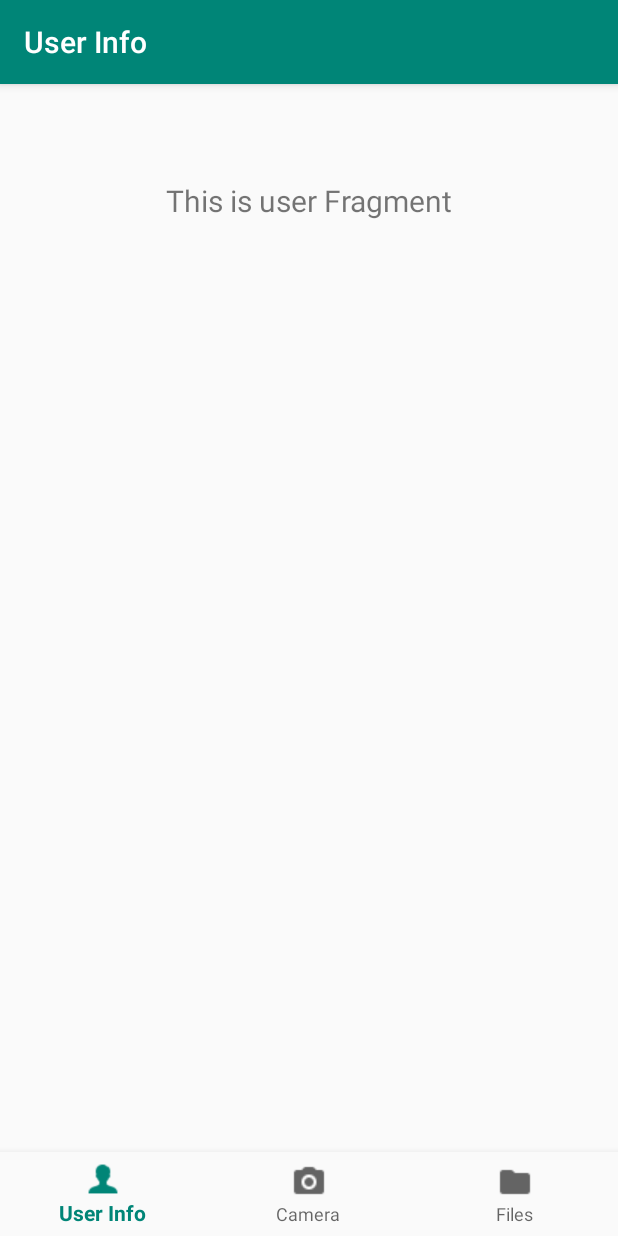
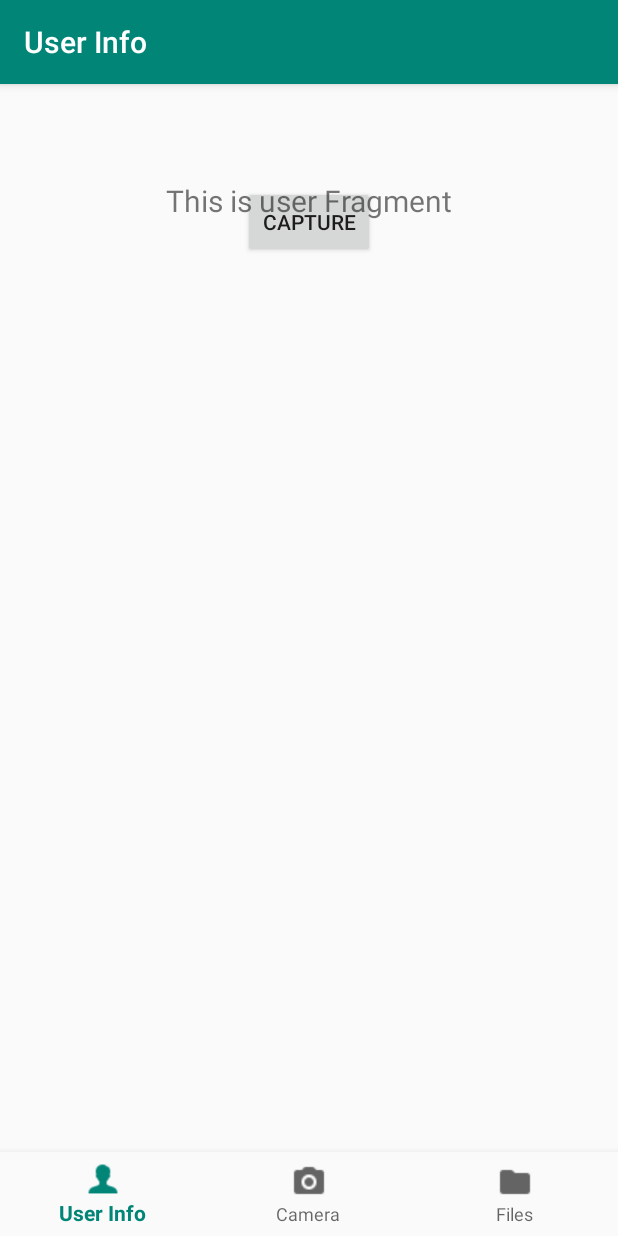
Before and after one commit to maxorozco213/Notely, an Android app: the screen it shows after launch (MainActivity), on a phone screen of 412 x 824 dp. Run offline under Robolectric (Android 15) with nearby library versions, the phone set to English and light mode, and no system bars; our stand-ins replace data binding, navigation-ui.

Commit message:
camera test using capture button

```diff
--- a/app/src/main/res/layout/activity_main.xml
+++ b/app/src/main/res/layout/activity_main.xml
@@ -9,7 +9,22 @@
         android:paddingTop="?attr/actionBarSize"
         tools:context=".MainActivity">
 
+        <LinearLayout
+            android:layout_centerInParent="true"
+            android:orientation="vertical"
+            android:layout_width="match_parent"
+            android:layout_height="wrap_content">
 
+
+            <Button
+                android:id="@+id/btn_capture"
+                android:text="Capture"
+                android:layout_marginTop="12dp"
+                android:layout_gravity="center_horizontal"
+                android:layout_width="wrap_content"
+                android:layout_height="wrap_content" />
+
+        </LinearLayout>
 
         <com.google.android.material.bottomnavigation.BottomNavigationView
             android:id="@+id/nav_view"
```
Also changed, not shown: app/src/main/java/com/example/notely/MainActivity.kt (+144 -35 lines).
